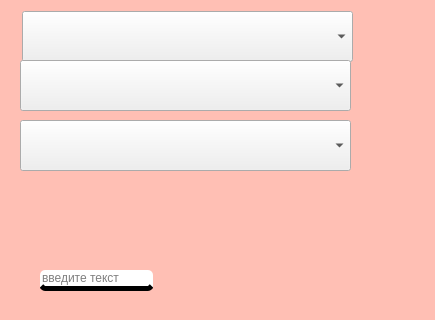
Qt form inputform.ui (Near8954/library_system) before a commit.
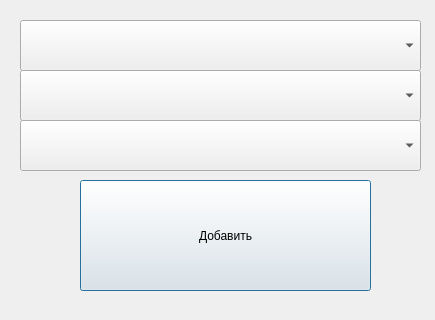
The same form after that commit.

Diff of the .ui file:
```diff
--- a/inputform.ui
+++ b/inputform.ui
@@ -16,35 +16,15 @@
   <property name="styleSheet">
    <string notr="true">QDialog
 {
-background-color: rgb(255, 191, 180)
+background-color:
 }</string>
   </property>
-  <widget class="QLineEdit" name="lineEdit">
-   <property name="geometry">
-    <rect>
-     <x>40</x>
-     <y>270</y>
-     <width>113</width>
-     <height>21</height>
-    </rect>
-   </property>
-   <property name="styleSheet">
-    <string notr="true">QLineEdit {
-border:none;
-border-bottom:5px solid black;
-border-radius:5px;
-}</string>
-   </property>
-   <property name="placeholderText">
-    <string>введите текст</string>
-   </property>
-  </widget>
   <widget class="QComboBox" name="comboBox">
    <property name="geometry">
     <rect>
-     <x>22</x>
-     <y>11</y>
-     <width>331</width>
+     <x>20</x>
+     <y>20</y>
+     <width>401</width>
      <height>51</height>
     </rect>
    </property>
@@ -55,45 +35,15 @@
     <string/>
    </property>
    <property name="placeholderText">
-    <string>Выберите имя</string>
+    <string>Выберите ученика</string>
    </property>
-   <item>
-    <property name="text">
-     <string/>
-    </property>
-   </item>
-   <item>
-    <property name="text">
-     <string>abc</string>
-    </property>
-   </item>
-   <item>
-    <property name="text">
-     <string>bab</string>
-    </property>
-   </item>
-   <item>
-    <property name="text">
-     <string>cabc</string>
-    </property>
-   </item>
-   <item>
-    <property name="text">
-     <string>ab</string>
-    </property>
-   </item>
-   <item>
-    <property name="text">
-     <string>a</string>
-    </property>
-   </item>
   </widget>
   <widget class="QComboBox" name="comboBox_2">
    <property name="geometry">
     <rect>
      <x>20</x>
-     <y>60</y>
-     <width>331</width>
+     <y>70</y>
+     <width>401</width>
      <height>51</height>
     </rect>
    </property>
@@ -101,45 +51,15 @@
     <bool>false</bool>
    </property>
    <property name="placeholderText">
-    <string>Выберите фамилию</string>
+    <string>Выберите книгу</string>
    </property>
-   <item>
-    <property name="text">
-     <string/>
-    </property>
-   </item>
-   <item>
-    <property name="text">
-     <string>abc</string>
-    </property>
-   </item>
-   <item>
-    <property name="text">
-     <string>bab</string>
-    </property>
-   </item>
-   <item>
-    <property name="text">
-     <string>cabc</string>
-    </property>
-   </item>
-   <item>
-    <property name="text">
-     <string>ab</string>
-    </property>
-   </item>
-   <item>
-    <property name="text">
-     <string>a</string>
-    </property>
-   </item>
   </widget>
   <widget class="QComboBox" name="comboBox_3">
    <property name="geometry">
     <rect>
      <x>20</x>
      <y>120</y>
-     <width>331</width>
+     <width>401</width>
      <height>51</height>
     </rect>
    </property>
@@ -150,7 +70,7 @@
     <bool>false</bool>
    </property>
    <property name="placeholderText">
-    <string>Выберите отчество</string>
+    <string>Выберите действие</string>
    </property>
    <item>
     <property name="text">
@@ -183,6 +103,19 @@
     </property>
    </item>
   </widget>
+  <widget class="QPushButton" name="pushButton">
+   <property name="geometry">
+    <rect>
+     <x>80</x>
+     <y>180</y>
+     <width>291</width>
+     <height>111</height>
+    </rect>
+   </property>
+   <property name="text">
+    <string>Добавить</string>
+   </property>
+  </widget>
  </widget>
  <resources/>
  <connections/>
```
